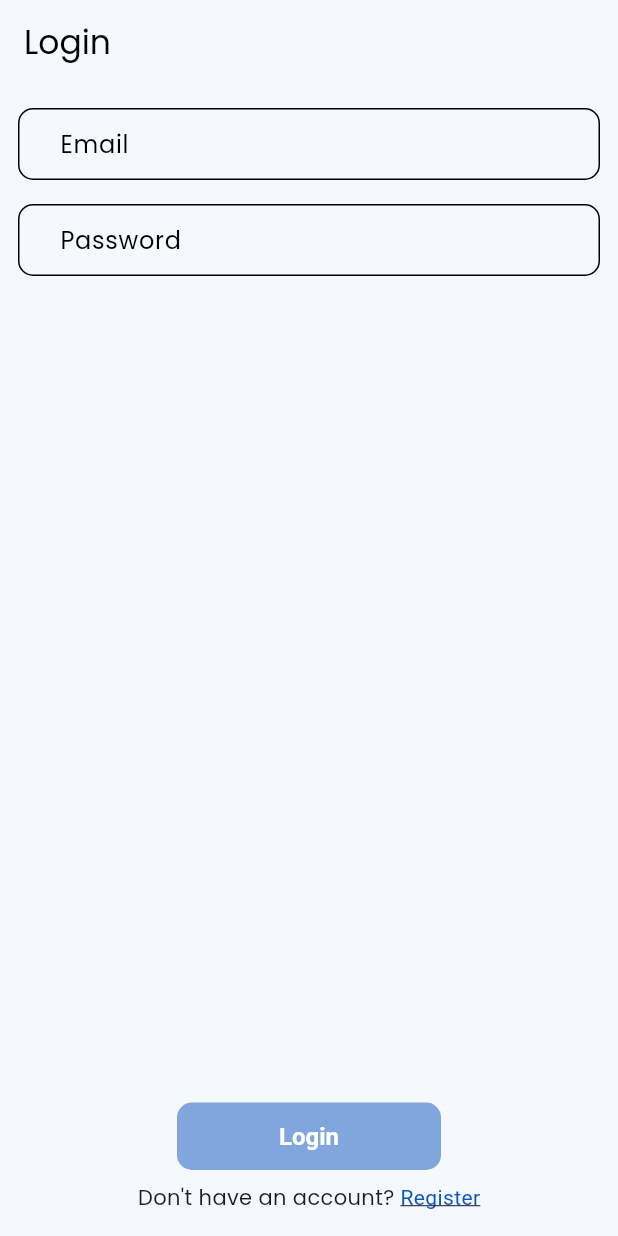
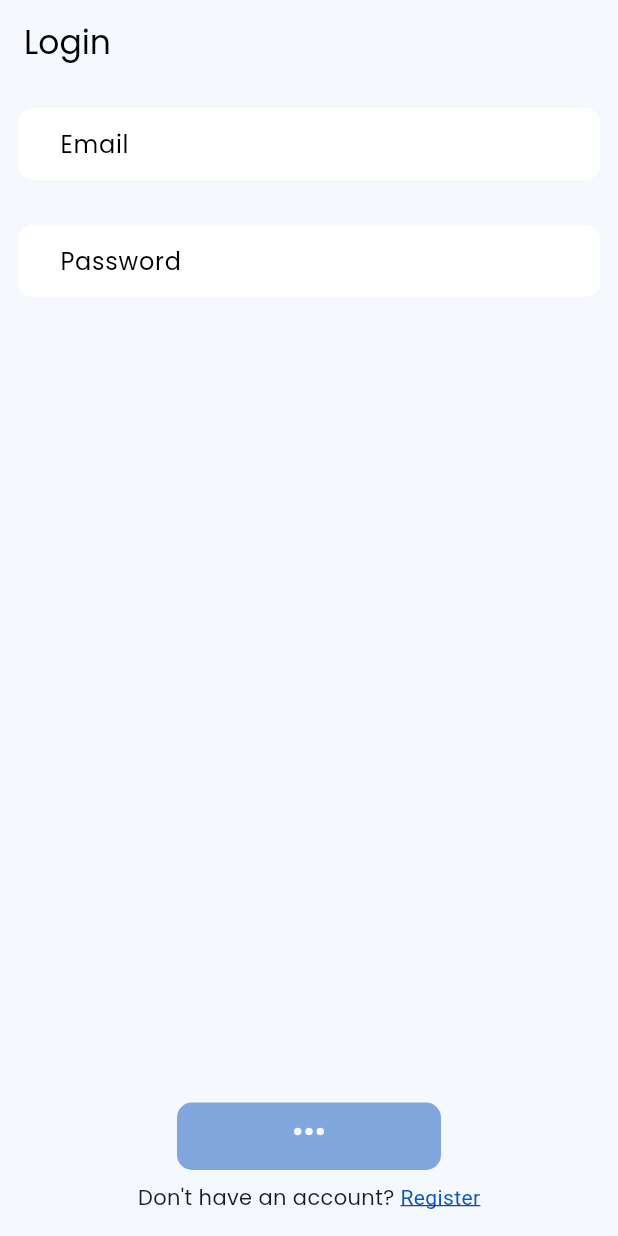
Before and after one commit to sagnik-sanyal/my_newz, a Flutter app: the screen it shows after launch, on a phone screen of 412 x 824 dp. Run offline on Flutter 3.47's test engine with Material 3 defaults, Android fonts, the phone set to English and light mode, and no system bars; drawn by our look-alikes of reactive_forms; our stand-ins replace google_fonts.

Commit message:
Refactor input decoration theme in app_theme.dart and update UI constants

```diff
--- a/lib/app/theme/app_theme.dart
+++ b/lib/app/theme/app_theme.dart
@@ -51,37 +51,29 @@ sealed class AppTheme {
       inputDecorationTheme: InputDecorationTheme(
         filled: true,
         hintStyle: const TextStyle(color: AppColors.grey, fontSize: 14),
-        fillColor: scheme.surface,
+        fillColor: Colors.white,
+        floatingLabelBehavior: FloatingLabelBehavior.never,
         suffixIconColor: AppColors.primary,
         contentPadding: const EdgeInsets.symmetric(
           horizontal: 18,
           vertical: 14,
         ),
-        border: OutlineInputBorder(
-          borderRadius: BorderRadius.circular(kBorderRadius),
-          borderSide: BorderSide.none,
-        ),
-        focusedBorder: OutlineInputBorder(
-          borderRadius: BorderRadius.circular(kBorderRadius),
-          borderSide: BorderSide(color: scheme.primary),
-          gapPadding: 10,
-        ),
-        enabledBorder: OutlineInputBorder(
-          borderRadius: BorderRadius.circular(kBorderRadius),
-          gapPadding: 10,
-        ),
-        disabledBorder: OutlineInputBorder(
-          borderRadius: BorderRadius.circular(kBorderRadius),
-          gapPadding: 10,
-        ),
-        errorBorder: OutlineInputBorder(
-          borderRadius: BorderRadius.circular(kBorderRadius),
-        ),
-        focusedErrorBorder: OutlineInputBorder(
-          borderRadius: BorderRadius.circular(kBorderRadius),
-          gapPadding: 10,
-        ),
+        border: _createBorder(),
+        focusedBorder: _createBorder(),
+        enabledBorder: _createBorder(),
+        disabledBorder: _createBorder(),
+        errorBorder: _createBorder(),
+        focusedErrorBorder: _createBorder(),
       ),
     );
   }
+
+  /// Create the border for the input decoration
+  static OutlineInputBorder _createBorder() {
+    return OutlineInputBorder(
+      borderRadius: BorderRadius.circular(kBorderRadius),
+      borderSide: BorderSide.none,
+      gapPadding: 10,
+    );
+  }
 }
--- a/lib/features/auth/screens/login_screen.dart
+++ b/lib/features/auth/screens/login_screen.dart
@@ -4,6 +4,7 @@ import 'package:reactive_forms/reactive_forms.dart';
 import '../../../app/constants/app_colors.dart';
 import '../../../app/constants/ui_constants.dart';
 import '../../../shared/extensions/widget_ext.dart';
+import '../../../shared/widgets/loading_button.dart';
 import '../widgets/email_field.dart';
 import '../widgets/password_field.dart';
 
@@ -20,7 +21,7 @@ class LoginScreen extends StatelessWidget {
       'password': FormControl<String>(
         validators: <Validator<Object?>>[
           Validators.required,
-          Validators.minLength(8),
+          Validators.minLength(6),
           Validators.pattern(PasswordField.regex),
         ],
       ),
@@ -37,19 +38,24 @@ class LoginScreen extends StatelessWidget {
           onTap: () => FocusManager.instance.primaryFocus?.unfocus(),
           child: Column(
             children: <Widget>[
-              Expanded(
-                child: ListView(
-                  children: const <Widget>[
-                    EmailField(controlName: 'email'),
-                    SizedBox(height: kVerticalSpace),
-                    PasswordField(controlName: 'password'),
-                  ],
+              Expanded(child: _buildFields()),
+              _buildButton(),
+              const Padding(
+                padding: EdgeInsets.only(top: kVerticalSpace / 2),
+                child: Text.rich(
+                  TextSpan(
+                    text: "Don't have an account? ",
+                    children: <TextSpan>[
+                      TextSpan(
+                        text: 'Register',
+                        style: TextStyle(
+                          color: AppColors.primary,
+                          decoration: TextDecoration.underline,
+                        ),
+                      ),
+                    ],
+                  ),
                 ),
-              ),
-              _buildButton(),
-              Padding(
-                padding: const EdgeInsets.only(top: kVerticalSpace / 2),
-                child: _buildRegisterMsg(),
               ),
             ],
           ),
@@ -63,31 +69,29 @@ class LoginScreen extends StatelessWidget {
     );
   }
 
+  /// Builds the fields required for the form
+  SingleChildScrollView _buildFields() {
+    return const SingleChildScrollView(
+      child: Center(
+        child: Column(
+          children: <Widget>[
+            EmailField(controlName: 'email'),
+            SizedBox(height: 30),
+            PasswordField(controlName: 'password'),
+          ],
+        ),
+      ),
+    );
+  }
+
   /// Builds the register button
   ReactiveFormConsumer _buildButton() {
     return ReactiveFormConsumer(
-      builder: (_, FormGroup form, __) => ElevatedButton(
+      builder: (_, FormGroup form, __) => LoadingButton(
         onPressed: form.valid ? () {} : null,
+        isLoading: true,
         child: const Text('Login'),
       ),
     );
   }
-
-  /// Creates the register message
-  Text _buildRegisterMsg() {
-    return const Text.rich(
-      TextSpan(
-        text: "Don't have an account? ",
-        children: <TextSpan>[
-          TextSpan(
-            text: 'Register',
-            style: TextStyle(
-              color: AppColors.primary,
-              decoration: TextDecoration.underline,
-            ),
-          ),
-        ],
-      ),
-    );
-  }
 }
--- a/lib/features/auth/widgets/password_field.dart
+++ b/lib/features/auth/widgets/password_field.dart
@@ -19,7 +19,7 @@ class PasswordField extends StatelessWidget {
   final String? controlName;
   final FormControl<String>? formControl;
 
-  static final RegExp regex = RegExp(r'^(?=.*[A-Za-z])(?=.*d)[A-Za-zd]$');
+  static final RegExp regex = RegExp('(?=.*[0-9a-zA-Z])');
 
   @override
   Widget build(BuildContext context) {
--- /dev/null
+++ b/lib/shared/widgets/dots_loader.dart
@@ -0,0 +1,145 @@
+import 'package:flutter/material.dart';
+
+@immutable
+class DotsLoader extends StatefulWidget {
+  const DotsLoader({
+    required this.size,
+    required this.color,
+    super.key,
+  });
+
+  final double size;
+  final Color color;
+
+  @override
+  State<DotsLoader> createState() => _DotsLoaderState();
+}
+
+class _DotsLoaderState extends State<DotsLoader>
+    with SingleTickerProviderStateMixin {
+  late AnimationController _controller;
+
+  @override
+  void initState() {
+    super.initState();
+    _controller = AnimationController(
+      vsync: this,
+      duration: const Duration(milliseconds: 1200),
+    )..repeat();
+  }
+
+  Transform _buildDot({
+    required Offset begin,
+    required Offset end,
+    required Interval interval,
+  }) =>
+      Transform.translate(
+        offset: Tween<Offset>(begin: begin, end: end)
+            .animate(CurvedAnimation(parent: _controller, curve: interval))
+            .value,
+        child: Container(
+          width: widget.size / 5,
+          height: widget.size / 5,
+          decoration: BoxDecoration(
+            shape: BoxShape.circle,
+            color: widget.color,
+          ),
+        ),
+      );
+
+  Transform _buildBottomDot({required double begin, required double end}) {
+    final double offset = -widget.size / 8;
+    return _buildDot(
+      begin: Offset.zero,
+      end: Offset(0, offset),
+      interval: Interval(begin, end),
+    );
+  }
+
+  Transform _buildTopDot({required double begin, required double end}) {
+    final double offset = -widget.size / 8;
+    return _buildDot(
+      begin: Offset(0, offset),
+      end: Offset.zero,
+      interval: Interval(begin, end),
+    );
+  }
+
+  @override
+  Widget build(BuildContext context) {
+    final double size = widget.size;
+    return AnimatedBuilder(
+      animation: _controller,
+      builder: (_, __) => SizedBox(
+        width: size,
+        height: size,
+        child: Stack(
+          alignment: Alignment.center,
+          children: <Widget>[
+            Row(
+              mainAxisAlignment: MainAxisAlignment.spaceBetween,
+              children: <Widget>[
+                if (_controller.value <= 0.50)
+                  _buildBottomDot(begin: 0.12, end: 0.50)
+                else
+                  _buildTopDot(begin: 0.62, end: 1),
+                if (_controller.value <= 0.44)
+                  _buildBottomDot(begin: 0.06, end: 0.44)
+                else
+                  _buildTopDot(begin: 0.56, end: 0.94),
+                if (_controller.value <= 0.38)
+                  _buildBottomDot(begin: 0, end: 0.38)
+                else
+                  _buildTopDot(begin: 0.50, end: 0.88),
+              ],
+            ),
+          ],
+        ),
+      ),
+    );
+  }
+
+  @override
+  void dispose() {
+    _controller.dispose();
+    super.dispose();
+  }
+}
+
+@immutable
+class DrawDot extends StatelessWidget {
+  const DrawDot.circular({
+    required double dotSize,
+    required this.color,
+    super.key,
+  })  : width = dotSize,
+        height = dotSize,
+        circular = true;
+
+  const DrawDot.elliptical({
+    required this.width,
+    required this.height,
+    required this.color,
+    super.key,
+  }) : circular = false;
+
+  final double width;
+  final double height;
+  final bool circular;
+  final Color color;
+
+  @override
+  Widget build(BuildContext context) {
+    return Container(
+      width: width,
+      height: height,
+      decoration: BoxDecoration(
+        color: color,
+        shape: circular ? BoxShape.circle : BoxShape.rectangle,
+        borderRadius: circular
+            ? null
+            : BorderRadius.all(Radius.elliptical(width, height)),
+      ),
+    );
+  }
+}
--- /dev/null
+++ b/lib/shared/widgets/loading_button.dart
@@ -0,0 +1,37 @@
+import 'package:flutter/material.dart';
+
+import '../../app/constants/app_colors.dart';
+import 'dots_loader.dart';
+
+@immutable
+class LoadingButton extends StatelessWidget {
+  const LoadingButton({
+    super.key,
+    this.onPressed,
+    this.child,
+    this.style,
+    this.isLoading = false,
+  });
+
+  final Widget? child;
+  final bool isLoading;
+  final ButtonStyle? style;
+  final VoidCallback? onPressed;
+
+  @override
+  Widget build(BuildContext context) {
+    return ElevatedButton(
+      style: style,
+      onPressed: isLoading ? null : onPressed,
+      child: isLoading ? _buildLoader() : child,
+    );
+  }
+
+  /// Builds the loader
+  SizedBox _buildLoader() {
+    return const SizedBox.square(
+      dimension: 20,
+      child: DotsLoader(size: 25, color: AppColors.primaryLight),
+    );
+  }
+}
```
